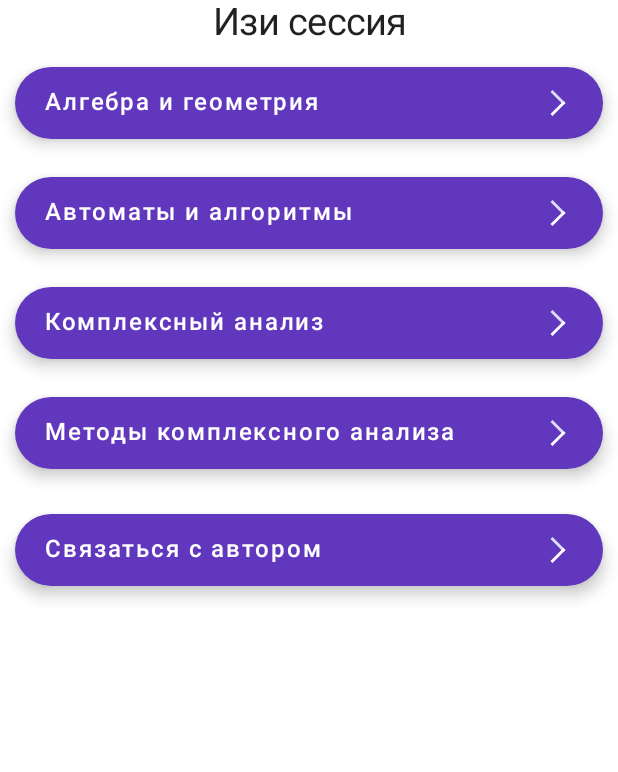
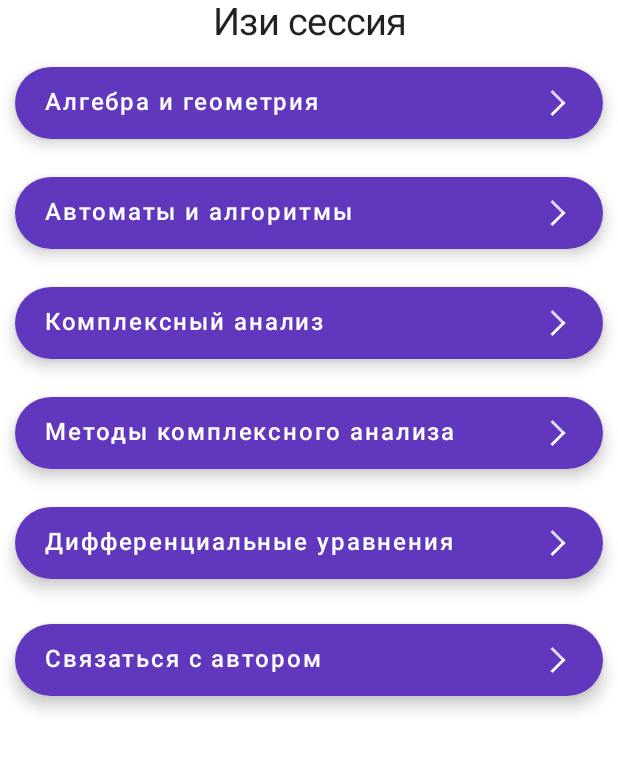
Before and after one commit to YanaGlad/ComposeDemo, an Android app built with Jetpack Compose: the screen it shows after launch (MainActivity), on a phone screen of 412 x 824 dp, the part 395-1167 px from its top. Run offline under Robolectric (Android 15) with nearby library versions, the light colour scheme and no system bars.

Commit message:
MenuView function solves all of the problems

```diff
--- a/app/src/main/java/com/example/composedemo/MainActivity.kt
+++ b/app/src/main/java/com/example/composedemo/MainActivity.kt
@@ -18,6 +18,7 @@ import com.example.composedemo.Navigation.AUTOMAT_MENU
 import com.example.composedemo.Navigation.COMPLEX_ANALYSIS_MENU
 import com.example.composedemo.Navigation.COMPLEX_ANALYSIS_TICKETS
 import com.example.composedemo.Navigation.CONTACT
+import com.example.composedemo.Navigation.DU_MENU
 import com.example.composedemo.Navigation.IMAGE_VIEWER
 import com.example.composedemo.Navigation.IN_DEV
 import com.example.composedemo.Navigation.RING_DESCRIPTION
@@ -39,6 +40,7 @@ import com.example.composedemo.screens.compose.menu.AlgebraMenuScreen
 import com.example.composedemo.screens.compose.menu.AutomatMenu
 import com.example.composedemo.screens.compose.menu.ComplexAScreen
 import com.example.composedemo.screens.compose.menu.ContactMenu
+import com.example.composedemo.screens.compose.menu.DuMenu
 import com.example.composedemo.screens.compose.menu.InTheDevelopmentScreen
 import com.example.composedemo.screens.compose.menu.MenuScreen
 import com.example.composedemo.screens.compose.menu.MethodComplexAScreen
@@ -108,6 +110,7 @@ fun Navigation() {
         composable(CONTACT) { ContactMenu(navController) }
         composable(COMPLEX_ANALYSIS_TICKETS) { ComplexTicketsScreen(navController) }
         composable(METHOD_COMPLEX_ANALYSIS_TICKETS) { MComplexTicketsScreen(navController) }
+        composable(DU_MENU) { DuMenu(navController) }
     }
 }
 
--- a/app/src/main/java/com/example/composedemo/screens/compose/menu/MenuScreen.kt
+++ b/app/src/main/java/com/example/composedemo/screens/compose/menu/MenuScreen.kt
@@ -25,6 +25,7 @@ import com.example.composedemo.Navigation.ALGEBRA_MENU
 import com.example.composedemo.Navigation.AUTOMAT_MENU
 import com.example.composedemo.Navigation.COMPLEX_ANALYSIS_MENU
 import com.example.composedemo.Navigation.CONTACT
+import com.example.composedemo.Navigation.DU_MENU
 import com.example.composedemo.Navigation.IN_DEV
 import com.example.composedemo.Navigation.METHOD_COMPLEX_ANALYSIS_MENU
 import com.example.composedemo.R
@@ -88,6 +89,12 @@ fun MenuScreen(navController: NavController) {
             padding = 5
         )
         BasicNextButton(
+            text = "Дифференциальные уравнения",
+            navController = navController,
+            destination = DU_MENU,
+            padding = 5
+        )
+        BasicNextButton(
             text = "Связаться с автором",
             navController = navController,
             destination = CONTACT,
```
Also changed, not shown: app/src/main/java/com/example/composedemo/screens/compose/menu/DuMenu.kt (+18 -0 lines), app/src/main/java/com/example/composedemo/screens/utils/MenuView.kt (added, +57 -0 lines), app/src/main/res/drawable/ic_signal.xml (added, +9 -0 lines).
